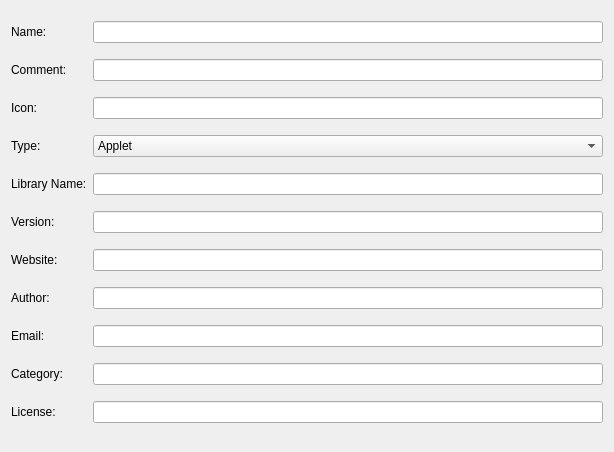
The window that editors/metadata/metadata.ui (KDE/plasma-sdk) describes before a commit, drawn with Qt 5.
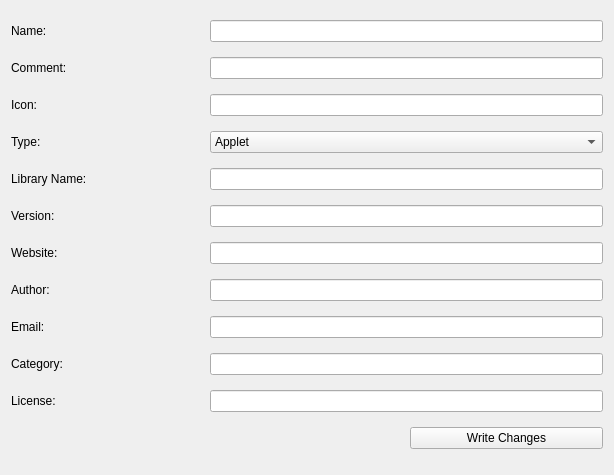
The same window after the commit. Custom widgets are drawn as their Qt base class.

Diff of the .ui file:
```diff
--- a/editors/metadata/metadata.ui
+++ b/editors/metadata/metadata.ui
@@ -7,7 +7,7 @@
     <x>0</x>
     <y>0</y>
     <width>614</width>
-    <height>452</height>
+    <height>475</height>
    </rect>
   </property>
   <property name="windowTitle">
@@ -21,7 +21,7 @@
      </property>
     </widget>
    </item>
-   <item row="0" column="1">
+   <item row="0" column="1" colspan="2">
     <widget class="KLineEdit" name="name_edit"/>
    </item>
    <item row="1" column="0">
@@ -31,7 +31,7 @@
      </property>
     </widget>
    </item>
-   <item row="1" column="1">
+   <item row="1" column="1" colspan="2">
     <widget class="KLineEdit" name="comment_edit"/>
    </item>
    <item row="2" column="0">
@@ -41,7 +41,7 @@
      </property>
     </widget>
    </item>
-   <item row="2" column="1">
+   <item row="2" column="1" colspan="2">
     <widget class="KLineEdit" name="icon_edit"/>
    </item>
    <item row="3" column="0">
@@ -51,7 +51,7 @@
      </property>
     </widget>
    </item>
-   <item row="3" column="1">
+   <item row="3" column="1" colspan="2">
     <widget class="KComboBox" name="type_combo">
      <item>
       <property name="text">
@@ -72,7 +72,7 @@
      </property>
     </widget>
    </item>
-   <item row="4" column="1">
+   <item row="4" column="1" colspan="2">
     <widget class="KLineEdit" name="library_edit"/>
    </item>
    <item row="5" column="0">
@@ -82,7 +82,7 @@
      </property>
     </widget>
    </item>
-   <item row="5" column="1">
+   <item row="5" column="1" colspan="2">
     <widget class="KLineEdit" name="version_edit"/>
    </item>
    <item row="6" column="0">
@@ -92,7 +92,7 @@
      </property>
     </widget>
    </item>
-   <item row="6" column="1">
+   <item row="6" column="1" colspan="2">
     <widget class="KLineEdit" name="website_edit"/>
    </item>
    <item row="7" column="0">
@@ -102,7 +102,7 @@
      </property>
     </widget>
    </item>
-   <item row="7" column="1">
+   <item row="7" column="1" colspan="2">
     <widget class="KLineEdit" name="author_edit"/>
    </item>
    <item row="8" column="0">
@@ -112,7 +112,7 @@
      </property>
     </widget>
    </item>
-   <item row="8" column="1">
+   <item row="8" column="1" colspan="2">
     <widget class="KLineEdit" name="email_edit"/>
    </item>
    <item row="9" column="0">
@@ -122,7 +122,7 @@
      </property>
     </widget>
    </item>
-   <item row="9" column="1">
+   <item row="9" column="1" colspan="2">
     <widget class="KLineEdit" name="version_edit_3"/>
    </item>
    <item row="10" column="0">
@@ -132,9 +132,29 @@
      </property>
     </widget>
    </item>
-   <item row="10" column="1">
+   <item row="10" column="1" colspan="2">
     <widget class="KLineEdit" name="license_edit"/>
    </item>
+   <item row="11" column="0" colspan="2">
+    <spacer name="horizontalSpacer">
+     <property name="orientation">
+      <enum>Qt::Horizontal</enum>
+     </property>
+     <property name="sizeHint" stdset="0">
+      <size>
+       <width>389</width>
+       <height>20</height>
+      </size>
+     </property>
+    </spacer>
+   </item>
+   <item row="11" column="2">
+    <widget class="QPushButton" name="write_button">
+     <property name="text">
+      <string>Write Changes</string>
+     </property>
+    </widget>
+   </item>
   </layout>
  </widget>
  <customwidgets>
```
